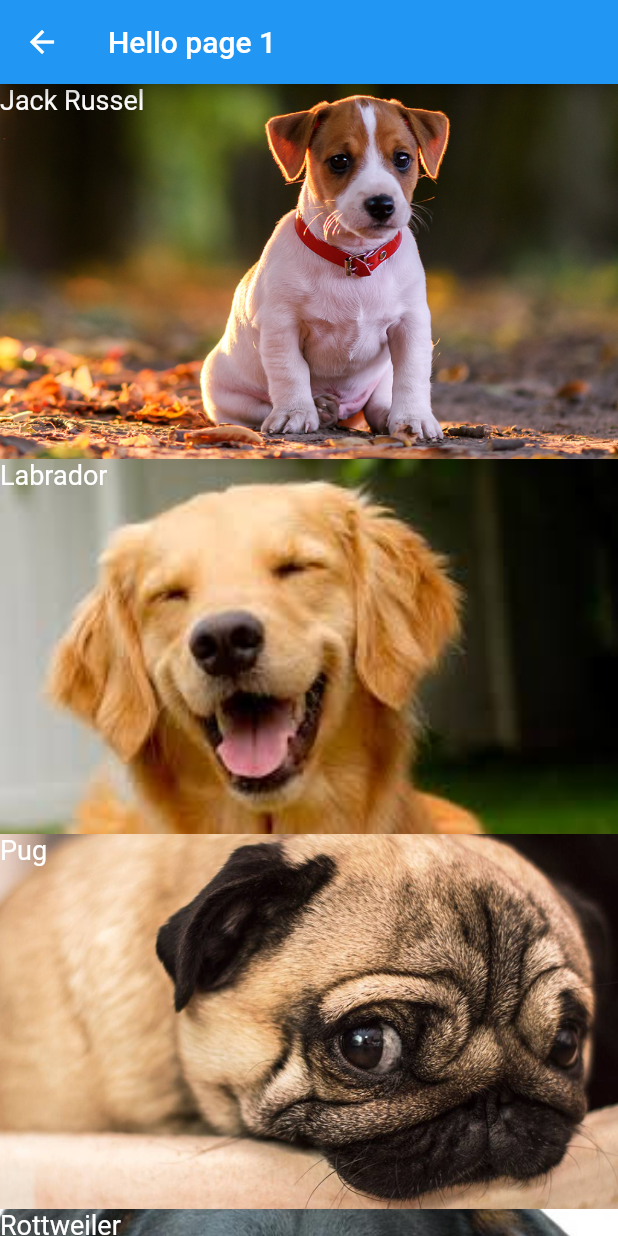
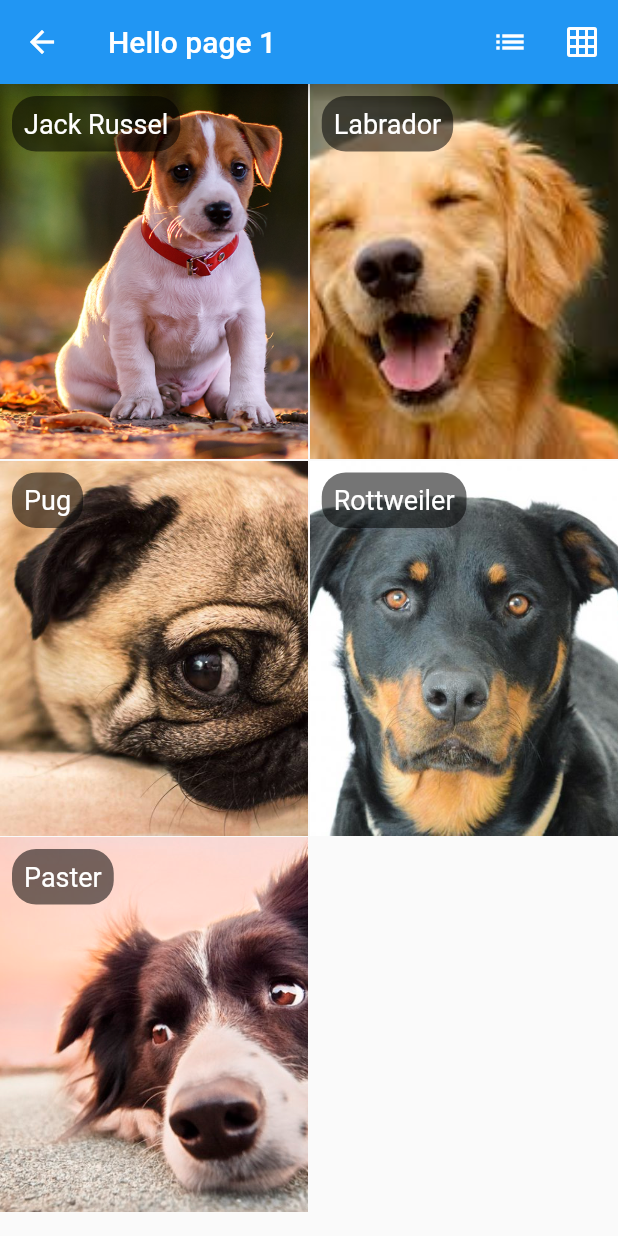
Before and after one commit to otonielduarte/basic-flutter-app, a Flutter app: the screen it shows after launch, after a tap on "ListView", on a phone screen of 412 x 824 dp. Run offline on Flutter 3.47's test engine with Material 2 defaults, Android fonts, the phone set to English and light mode, and no system bars; our stand-ins replace fluttertoast.

```diff
--- a/lib/modules/home/home.dart
+++ b/lib/modules/home/home.dart
@@ -1,10 +1,12 @@
-import 'package:basic/modules/page1/hello_page_1.dart';
+import 'package:basic/modules/page1/page1.dart';
 import 'package:basic/modules/page2/hello_page_2.dart';
 import 'package:basic/modules/page3/hello_page_3.dart';
 import 'package:basic/shared/util/push.dart';
 import 'package:basic/shared/widgets/button/button.dart';
+import 'package:basic/shared/widgets/image/image.dart';
 import 'package:flutter/cupertino.dart';
 import 'package:flutter/material.dart';
+import 'package:fluttertoast/fluttertoast.dart';
 
 class Home extends StatelessWidget {
   const Home({key}) : super(key: key);
@@ -19,49 +21,52 @@ class Home extends StatelessWidget {
         centerTitle: true,
       ),
       body: _body(context),
+      floatingActionButton: FloatingActionButton(
+        onPressed: () => print("floating"),
+        child: Icon(Icons.add),
+      ),
     );
   }
 
   _body(BuildContext context) {
-    return SingleChildScrollView(
-      child: Container(
-        color: Colors.white,
+    return Container(
+      height: MediaQuery.of(context).size.height,
+      child: SingleChildScrollView(
         child: _column(context),
       ),
     );
   }
 
-  _buttons(BuildContext context) {
+  _buttons() {
+    return Builder(builder: (BuildContext context) {
       return Column(
         children: [
           _row1(context),
           _row2(context),
         ],
       );
+    });
   }
 
   Column _column(BuildContext context) {
     return Column(
       children: <Widget>[
-        _text(),
+        /* _text(),
         _pageView(),
-        _buttons(context),
-        _container(context)
+        _buttons(context), */
+        _container(context),
       ],
     );
   }
 
   Container _container(context) {
     return Container(
-      padding: EdgeInsets.all(16),
-      margin: EdgeInsets.only(top: 20),
-      color: Colors.yellow,
+      padding: EdgeInsets.only(top: 16),
       child: Column(
-        mainAxisAlignment: MainAxisAlignment.center,
         children: [
           _text(),
           _pageView(),
-          _buttons(context),
+          _buttons(),
         ],
       ),
     );
@@ -71,7 +76,7 @@ class Home extends StatelessWidget {
     return Row(
       mainAxisAlignment: MainAxisAlignment.spaceEvenly,
       children: <Widget>[
-        CustomButtom("ListView", () => push(context, HelloPage1())),
+        CustomButtom("ListView", () => push(context, Page1())),
         CustomButtom("Page 2", () => push(context, HelloPage2())),
         CustomButtom("Page 3", () => push(context, HelloPage3()))
       ],
@@ -83,8 +88,8 @@ class Home extends StatelessWidget {
       mainAxisAlignment: MainAxisAlignment.spaceEvenly,
       crossAxisAlignment: CrossAxisAlignment.start,
       children: <Widget>[
-        CustomButtom("Snack", _onClickSnack),
-        CustomButtom("Dialog", _onClickDialog),
+        CustomButtom("Snack", () => _onClickSnack(context)),
+        CustomButtom("Dialog", () => _onClickDialog(context)),
         CustomButtom("Toast", _onClickToast)
       ],
     );
@@ -93,27 +98,17 @@ class Home extends StatelessWidget {
   _pageView() {
     return Container(
       height: 300,
-      margin: EdgeInsets.all(20),
+      margin: EdgeInsets.only(left: 8, right: 8),
       child: PageView(
         children: [
-          _image("dog1.png"),
-          _image("dog2.png"),
-          _image("dog3.png"),
-          _image("dog4.png"),
-          _image("dog5.png"),
+          CustomImage("dog1.png"),
+          CustomImage("dog2.png"),
+          CustomImage("dog3.png"),
+          CustomImage("dog4.png"),
+          CustomImage("dog5.png"),
         ],
       ),
     );
-  }
-
-  _image(String imageName) {
-    return Image.asset(
-      'assets/images/$imageName',
-    );
-    /* return Image.network(
-      "https://uploads-ssl.webflow.com/5cac6236f8d44ddee118d97c/5e666d594f66c9c1e9c3ce74_LogoRGB2.png",
-      semanticLabel: "Imagem logo marca da zup",
-    ); */
   }
 
   Text _text() {
@@ -121,7 +116,7 @@ class Home extends StatelessWidget {
       "Hello word",
       style: TextStyle(
         color: Colors.blue,
-        fontSize: 30,
+        fontSize: 24,
         fontWeight: FontWeight.bold,
         fontStyle: FontStyle.italic,
         decoration: TextDecoration.underline,
@@ -131,15 +126,52 @@ class Home extends StatelessWidget {
     );
   }
 
-  _onClickSnack() {
-    print('snack');
+  _onClickSnack(BuildContext context) {
+    ScaffoldMessenger.of(context).showSnackBar(_snackBar());
   }
 
-  _onClickDialog() {
-    print('Dialog');
+  SnackBar _snackBar() {
+    return SnackBar(
+      content: Text("Hello I'm a snackBar"),
+      action: SnackBarAction(
+        label: 'Ok',
+        onPressed: () => print('oi'),
+      ),
+    );
+  }
+
+  _onClickDialog(BuildContext context) {
+    showDialog(
+        context: context,
+        barrierDismissible: false,
+        builder: (BuildContext dialigContext) => _alertDialog(context));
+  }
+
+  AlertDialog _alertDialog(BuildContext context) {
+    return AlertDialog(
+      title: Text("I'm learning Flutter, flutter is easy!"),
+      actions: [
+        TextButton(
+          onPressed: () => Navigator.pop(context),
+          child: Text('Cancel'),
+        ),
+        TextButton(
+          onPressed: () => Navigator.pop(context),
+          child: Text('Ok'),
+        ),
+      ],
+    );
   }
 
   _onClickToast() {
-    print('Toast');
+    Fluttertoast.showToast(
+      msg: "Hi, I'm learning Flutter! I'm arrived to success",
+      toastLength: Toast.LENGTH_LONG,
+      gravity: ToastGravity.CENTER,
+      timeInSecForIosWeb: 1,
+      backgroundColor: Colors.black38,
+      textColor: Colors.white,
+      fontSize: 16.0,
+    );
   }
 }
--- a/lib/modules/page1/hello_page_1.dart
+++ /dev/null
@@ -1,85 +0,0 @@
-import 'package:basic/modules/page1/model/dog.dart';
-import 'package:basic/shared/widgets/image/image.dart';
-import 'package:flutter/material.dart';
-
-class HelloPage1 extends StatelessWidget {
-  @override
-  Widget build(BuildContext context) {
-    return Scaffold(
-      appBar: AppBar(
-        title: Text(
-          'Hello page 1',
-        ),
-      ),
-      body: _body(),
-    );
-  }
-
-  _body() {
-    final dogs = _listDog();
-    return ListView.builder(
-        itemCount: dogs.length,
-        itemExtent: 250,
-        itemBuilder: (BuildContext context, int index) {
-          Dog dog = dogs[index];
-          return _stack(dog);
-        });
-  }
-
-  _stack(Dog dog) {
-    return Stack(
-      fit: StackFit.expand,
-      children: _stackItem(dog),
-    );
-  }
-
-  _stackItem(Dog dog) {
-    return [
-      CustomImage(dog.image),
-      Text(
-        dog.name,
-        style: TextStyle(
-          color: Colors.white,
-          fontSize: 18,
-        ),
-      )
-    ];
-  }
-
-  _body2() {
-    final images = _listImages();
-    return ListView.builder(
-        itemCount: images.length,
-        itemExtent: 250,
-        itemBuilder: (BuildContext context, int index) {
-          return images[index];
-        });
-  }
-
-  ListView _staticList() {
-    return ListView(
-      itemExtent: 250,
-      children: _listImages(),
-    );
-  }
-
-  List<Dog> _listDog() {
-    return [
-      Dog("Jack Russel", "dog1.png"),
-      Dog("Labrador", "dog2.png"),
-      Dog("Pug", "dog3.png"),
-      Dog("Rottweiler", "dog4.png"),
-      Dog("Paster", "dog5.png"),
-    ];
-  }
-
-  List<Widget> _listImages() {
-    return [
-      CustomImage("dog1.png"),
-      CustomImage("dog2.png"),
-      CustomImage("dog3.png"),
-      CustomImage("dog4.png"),
-      CustomImage("dog5.png"),
-    ];
-  }
-}
--- /dev/null
+++ b/lib/modules/page1/page1.dart
@@ -0,0 +1,157 @@
+import 'package:basic/modules/dog_details/dog_details.dart';
+import 'package:basic/modules/page1/model/dog.dart';
+import 'package:basic/shared/util/push.dart';
+import 'package:basic/shared/widgets/image/image.dart';
+import 'package:flutter/material.dart';
+
+class Page1 extends StatefulWidget {
+  @override
+  _Page1State createState() => _Page1State();
+}
+
+class _Page1State extends State<Page1> {
+  bool _listView = false;
+
+  @override
+  Widget build(BuildContext context) {
+    return Scaffold(
+      appBar: AppBar(
+        title: Text(
+          'Hello page 1',
+        ),
+        actions: _navIcons(),
+      ),
+      body: _listView ? _bodyListView() : _bodyListGrid(),
+    );
+  }
+
+  List<Widget> _navIcons() {
+    return [
+      IconButton(
+        icon: Icon(Icons.list),
+        onPressed: () => _setViewMode(true),
+      ),
+      IconButton(
+        icon: Icon(Icons.grid_on),
+        onPressed: () => _setViewMode(false),
+      ),
+    ];
+  }
+
+  _setViewMode(bool isListView) {
+    setState(() {
+      _listView = isListView;
+    });
+  }
+
+  _bodyListGrid() {
+    final dogs = _listDog();
+    return GridView.builder(
+      gridDelegate: SliverGridDelegateWithFixedCrossAxisCount(
+        crossAxisCount: 2,
+        crossAxisSpacing: 1,
+        mainAxisSpacing: 1,
+        mainAxisExtent: 250,
+      ),
+      itemCount: dogs.length,
+      itemBuilder: (BuildContext context, int index) {
+        Dog dog = dogs[index];
+        return _gestureDetector(dog, context);
+      },
+    );
+  }
+
+  _bodyListView() {
+    final dogs = _listDog();
+    return ListView.builder(
+      itemCount: dogs.length,
+      itemExtent: 250,
+      itemBuilder: (BuildContext context, int index) {
+        Dog dog = dogs[index];
+        return _gestureDetector(dog, context);
+      },
+    );
+  }
+
+  GestureDetector _gestureDetector(Dog dog, BuildContext context) {
+    return GestureDetector(
+      child: _stack(dog),
+      onTap: () => push(
+        context,
+        DogDetails(dog),
+      ),
+    );
+  }
+
+  _stack(Dog dog) {
+    return Stack(
+      fit: StackFit.expand,
+      children: _stackItem(dog),
+    );
+  }
+
+  _stackItem(Dog dog) {
+    return [
+      CustomImage(dog.image),
+      _align(dog),
+    ];
+  }
+
+  Align _align(Dog dog) {
+    return Align(
+      alignment: Alignment.topLeft,
+      child: Container(
+        margin: EdgeInsets.all(8),
+        padding: EdgeInsets.all(8),
+        decoration: BoxDecoration(
+          color: Colors.black54,
+          borderRadius: BorderRadius.circular(16),
+        ),
+        child: Text(
+          dog.name,
+          style: TextStyle(
+            color: Colors.white,
+            fontSize: 18,
+          ),
+        ),
+      ),
+    );
+  }
+
+  /* _body2() {
+    final images = _listImages();
+    return ListView.builder(
+        itemCount: images.length,
+        itemExtent: 250,
+        itemBuilder: (BuildContext context, int index) {
+          return images[index];
+        });
+  }
+
+  _staticList() {
+    return ListView(
+      itemExtent: 250,
+      children: _listImages(),
+    );
+  } */
+
+  /* List<Widget> _listImages() {
+    return [
+      CustomImage("dog1.png"),
+      CustomImage("dog2.png"),
+      CustomImage("dog3.png"),
+      CustomImage("dog4.png"),
+      CustomImage("dog5.png"),
+    ];
+  } */
+
+  List<Dog> _listDog() {
+    return [
+      Dog("Jack Russel", "dog1.png"),
+      Dog("Labrador", "dog2.png"),
+      Dog("Pug", "dog3.png"),
+      Dog("Rottweiler", "dog4.png"),
+      Dog("Paster", "dog5.png"),
+    ];
+  }
+}
--- a/pubspec.yaml
+++ b/pubspec.yaml
@@ -28,6 +28,7 @@ dependencies:
   # The following adds the Cupertino Icons font to your application.
   # Use with the CupertinoIcons class for iOS style icons.
   cupertino_icons: ^1.0.2
+  fluttertoast: ^8.0.3
 
 dev_dependencies:
   flutter_test:
```
Also changed, not shown: lib/modules/dog_details/dog_details.dart (added, +26 -0 lines), pubspec.lock. Lines whose indentation alone changed are shown as unchanged.
